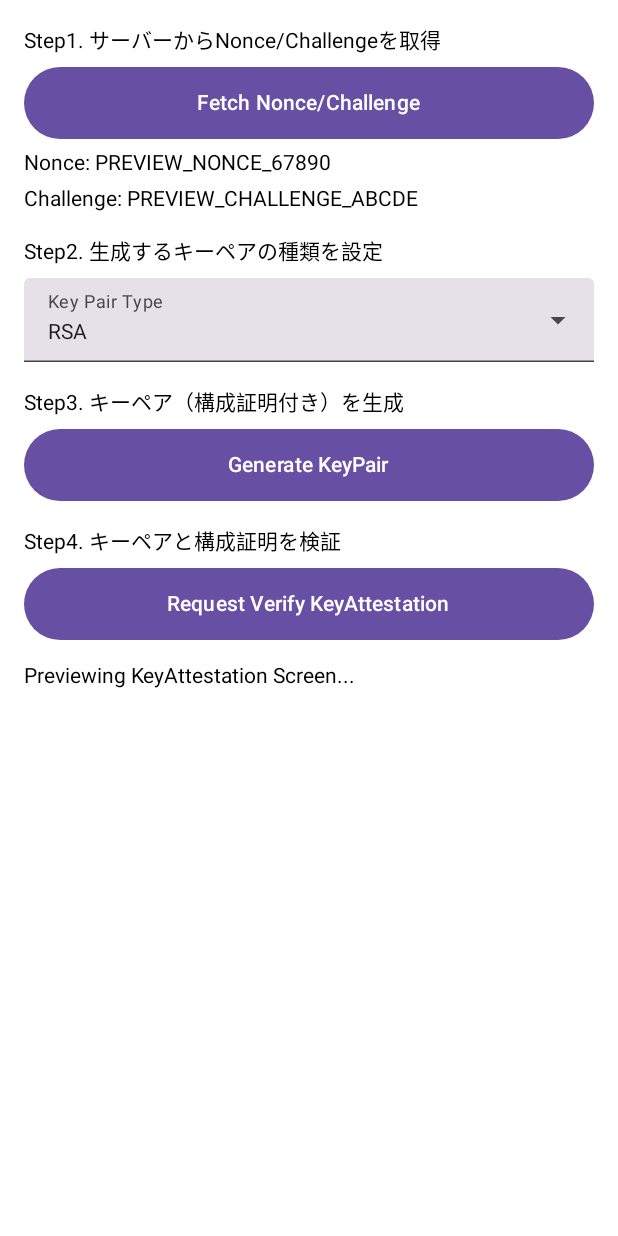
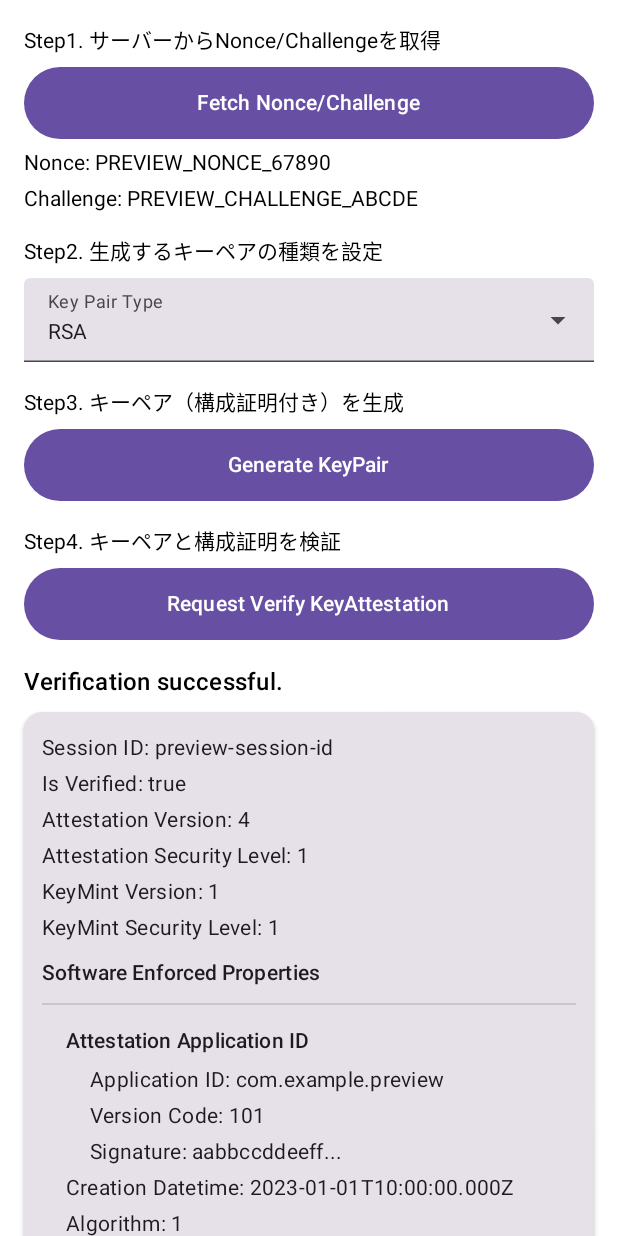
Before and after one commit to keiji/android-device-integrity, an Android app built with Jetpack Compose: the @Preview function KeyAttestationScreenPreview, on a phone screen of 412 x 824 dp. Run offline under Robolectric (Android 15) with nearby library versions, the phone set to English and light mode, and no system bars.

Commit message:
Refactor KeyAttestation result display
- Updated KeyAttestationViewModel to process and structure the
  Key Attestation verification results into an ordered list.
- Handled null properties by omitting them from the display.
- Formatted Creation Datetime to ISO/IEC 8601.
- Renamed 'Purpose' to 'Purposes' and updated Attestation Application ID
  sub-field display names.
- Modified KeyAttestationScreen to render the structured list with
  appropriate formatting and indentation for headers and nested items.
- Updated KeyAttestationUiState to use the new structured list for results.

```diff
--- a/android/ui/main/src/main/java/dev/keiji/deviceintegrity/ui/main/keyattestation/KeyAttestationScreen.kt
+++ b/android/ui/main/src/main/java/dev/keiji/deviceintegrity/ui/main/keyattestation/KeyAttestationScreen.kt
@@ -12,13 +12,18 @@ import androidx.compose.foundation.layout.padding
 import androidx.compose.foundation.rememberScrollState
 import androidx.compose.foundation.verticalScroll
 import androidx.compose.material3.Button
+import androidx.compose.material3.Card
+import androidx.compose.material3.CardDefaults
+import androidx.compose.material3.Divider
 import androidx.compose.material3.DropdownMenuItem
 import androidx.compose.material3.ExperimentalMaterial3Api
 import androidx.compose.material3.ExposedDropdownMenuBox
 import androidx.compose.material3.ExposedDropdownMenuDefaults
+import androidx.compose.material3.MaterialTheme
 import androidx.compose.material3.Text
 import androidx.compose.material3.TextField
 import androidx.compose.runtime.Composable
+import androidx.compose.ui.draw.alpha
 import androidx.compose.runtime.getValue
 import androidx.compose.runtime.mutableStateOf
 import androidx.compose.runtime.remember
@@ -131,19 +136,96 @@ fun KeyAttestationScreen(
         }
 
         Spacer(modifier = Modifier.height(16.dp))
-        Text(text = uiState.status)
+
+        // Display general status
+        if (uiState.status.isNotEmpty()) {
+            Text(
+                text = uiState.status,
+                style = if (uiState.verificationResultItems.isNotEmpty() && uiState.status.contains("successful", ignoreCase = true))
+                            MaterialTheme.typography.titleMedium
+                        else if (uiState.status.contains("failed", ignoreCase = true) || uiState.status.contains("error", ignoreCase = true))
+                            MaterialTheme.typography.titleMedium.copy(color = MaterialTheme.colorScheme.error)
+                        else
+                            MaterialTheme.typography.bodyMedium
+            )
+            Spacer(modifier = Modifier.height(8.dp))
+        }
+
+
+        // Display structured verification results
+        if (uiState.verificationResultItems.isNotEmpty()) {
+            Card(
+                modifier = Modifier.fillMaxWidth(),
+                elevation = CardDefaults.cardElevation(defaultElevation = 2.dp)
+            ) {
+                Column(modifier = Modifier.padding(12.dp)) {
+                    uiState.verificationResultItems.forEachIndexed { index, item ->
+                        val textStyle = if (item.isHeader) {
+                            MaterialTheme.typography.titleSmall
+                        } else {
+                            MaterialTheme.typography.bodyMedium
+                        }
+                        val itemPadding = when (item.indentLevel) {
+                            1 -> Modifier.padding(start = 16.dp)
+                            2 -> Modifier.padding(start = 32.dp)
+                            else -> Modifier
+                        }
+
+                        Column(modifier = itemPadding) {
+                            if (item.isHeader) {
+                                Text(
+                                    text = item.label,
+                                    style = textStyle,
+                                    modifier = Modifier.padding(top = if (index > 0) 8.dp else 0.dp, bottom = 4.dp)
+                                )
+                            } else {
+                                Text(
+                                    text = "${item.label}: ${item.value}",
+                                    style = textStyle,
+                                    modifier = Modifier.padding(vertical = 2.dp)
+                                )
+                            }
+                        }
+                        if (item.isHeader && item.indentLevel == 0 && index < uiState.verificationResultItems.lastIndex) {
+                             Divider(modifier = Modifier.padding(vertical = 6.dp))
+                        } else if (!item.isHeader && index < uiState.verificationResultItems.lastIndex && uiState.verificationResultItems[index+1].indentLevel <= item.indentLevel && !uiState.verificationResultItems[index+1].isHeader) {
+                            // Optional: finer grained divider, only if next item is not a header and at same or lower indent
+                            // Divider(modifier = Modifier.padding(start = (item.indentLevel * 16).dp, top = 2.dp, bottom = 2.dp).alpha(0.5f))
+                        }
+                    }
+                }
+            }
+        }
     }
 }
 
 @Preview
 @Composable
 private fun KeyAttestationScreenPreview() {
+    val previewItems = listOf(
+        AttestationInfoItem("Session ID", "preview-session-id"),
+        AttestationInfoItem("Is Verified", "true"),
+        AttestationInfoItem("Attestation Version", "4"),
+        AttestationInfoItem("Attestation Security Level", "1"),
+        AttestationInfoItem("KeyMint Version", "1"),
+        AttestationInfoItem("KeyMint Security Level", "1"),
+        AttestationInfoItem("Software Enforced Properties", "", isHeader = true),
+        AttestationInfoItem("Attestation Application ID", "", indentLevel = 1, isHeader = true),
+        AttestationInfoItem("Application ID", "com.example.preview", indentLevel = 2),
+        AttestationInfoItem("Version Code", "101", indentLevel = 2),
+        AttestationInfoItem("Signature", "aabbccddeeff...", indentLevel = 2),
+        AttestationInfoItem("Creation Datetime", "2023-01-01T10:00:00.000Z", indentLevel = 1),
+        AttestationInfoItem("Algorithm", "1", indentLevel = 1),
+        AttestationInfoItem("TEE Enforced Properties", "", isHeader = true),
+        AttestationInfoItem("Origin", "0", indentLevel = 1),
+    )
     KeyAttestationScreen(
         uiState = KeyAttestationUiState(
             nonce = "PREVIEW_NONCE_67890",
             challenge = "PREVIEW_CHALLENGE_ABCDE",
             selectedKeyType = CryptoAlgorithm.RSA,
-            status = "Previewing KeyAttestation Screen..."
+            status = "Verification successful.",
+            verificationResultItems = previewItems
         ),
         onSelectedKeyTypeChange = { System.out.println("Preview: Key type changed to ${it.label}") },
         onFetchNonceChallenge = { System.out.println("Preview: Fetch Nonce/Challenge clicked") },
--- a/android/ui/main/src/main/java/dev/keiji/deviceintegrity/ui/main/keyattestation/KeyAttestationUiState.kt
+++ b/android/ui/main/src/main/java/dev/keiji/deviceintegrity/ui/main/keyattestation/KeyAttestationUiState.kt
@@ -1,12 +1,20 @@
 package dev.keiji.deviceintegrity.ui.main.keyattestation
 
 import dev.keiji.deviceintegrity.repository.contract.KeyPairData
+
+data class AttestationInfoItem(
+    val label: String,
+    val value: String,
+    val isHeader: Boolean = false,
+    val indentLevel: Int = 0
+)
 
 data class KeyAttestationUiState(
     val nonce: String = "",
     val challenge: String = "",
     val selectedKeyType: CryptoAlgorithm = CryptoAlgorithm.EC, // Default to EC
-    val status: String = "",
+    val status: String = "", // Keep for general status messages (e.g., "Fetching...", "Failed...")
+    val verificationResultItems: List<AttestationInfoItem> = emptyList(), // New field for structured results
     val sessionId: String? = null,
     val generatedKeyPairData: KeyPairData? = null
 )
```
Also changed, not shown: android/ui/main/src/main/java/dev/keiji/deviceintegrity/ui/main/keyattestation/KeyAttestationViewModel.kt (+84 -111 lines).
